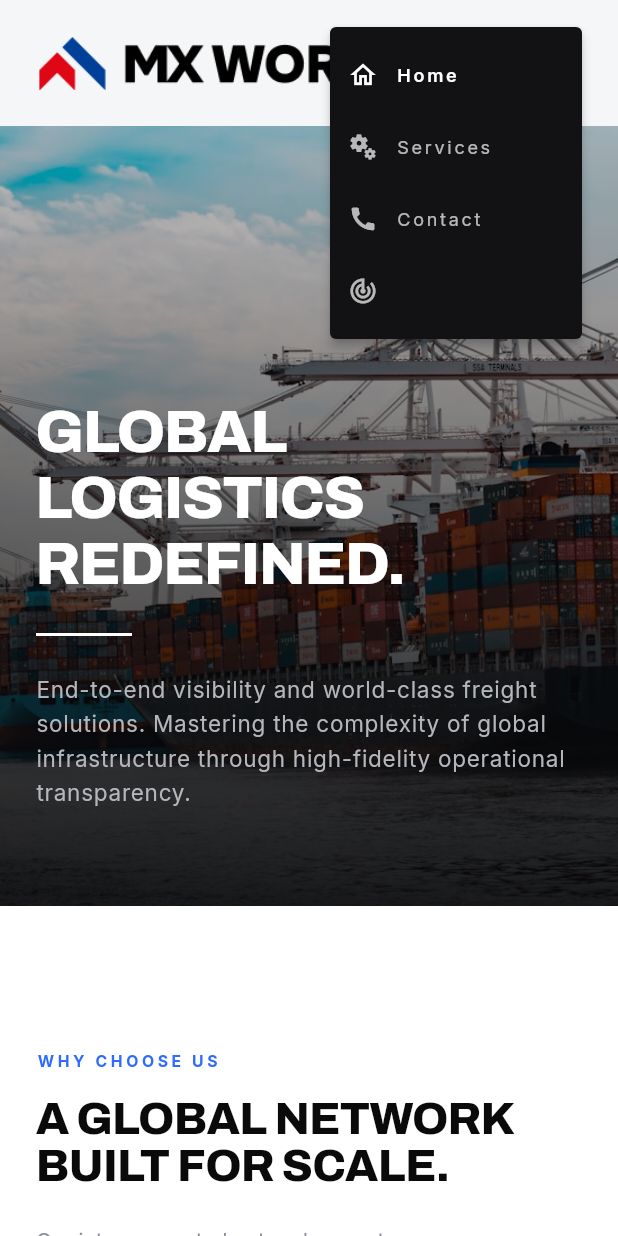
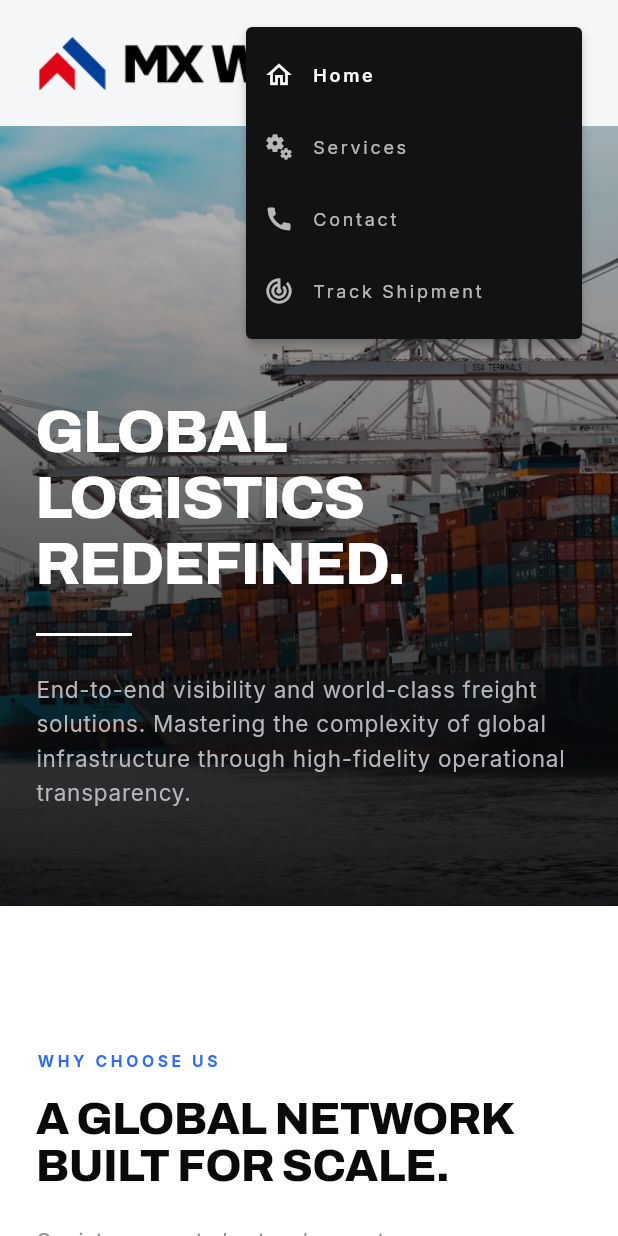
Before and after one commit to SivaRamana-H-V/MX-World, a Flutter app: the screen it shows after launch, after a tap on the "menu" icon, on a phone screen of 412 x 824 dp. Run offline on Flutter 3.47's test engine with Material 3 defaults, Android fonts, the phone set to English and light mode, and no system bars; our stand-ins replace flutter_riverpod, go_router, google_fonts, hive_flutter; accounts and stored records are empty.

Commit message:
refactor: Replace CustomScrollView with SingleChildScrollView in AppShell and update MxPageScaffold layout

```diff
--- a/lib/views/widgets/common/app_shell.dart
+++ b/lib/views/widgets/common/app_shell.dart
@@ -51,9 +51,7 @@
                     _scrollOffset.value = n.metrics.pixels;
                     return false;
                   },
-                  child: CustomScrollView(
-                    slivers: <Widget>[
-                      SliverToBoxAdapter(
+                  child: SingleChildScrollView(
                     child: Column(
                       mainAxisSize: MainAxisSize.min,
                       crossAxisAlignment: CrossAxisAlignment.stretch,
@@ -62,8 +60,6 @@
                         const MxFooter(),
                       ],
                     ),
-                      ),
-                    ],
                   ),
                 ),
               ),
--- a/lib/views/widgets/common/mx_nav_bar.dart
+++ b/lib/views/widgets/common/mx_nav_bar.dart
@@ -79,6 +79,8 @@
       return 'Services';
     case '/contact':
       return 'Contact';
+    case '/':
+      return 'Track Shipment';
     default:
       return '';
   }
--- a/lib/views/widgets/common/mx_page_scaffold.dart
+++ b/lib/views/widgets/common/mx_page_scaffold.dart
@@ -4,8 +4,8 @@
 
 /// Stacks page sections vertically inside the [AppShell] scroll view.
 ///
-/// Uses a non-flex layout so section overflow (handled by the parent scroll
-/// view) never triggers a RenderFlex overflow assertion.
+/// A plain [Column] — the parent `SliverFillRemaining(hasScrollBody: true)`
+/// provides unbounded main-axis constraints, so the Column never overflows.
 class MxPageScaffold extends StatelessWidget {
   const MxPageScaffold({super.key, required this.sections});
 
@@ -13,7 +13,9 @@
 
   @override
   Widget build(BuildContext context) {
-    return ListBody(
+    return Column(
+      mainAxisSize: MainAxisSize.min,
+      crossAxisAlignment: CrossAxisAlignment.stretch,
       children: sections,
     );
   }
```
Lines whose indentation alone changed are shown as unchanged.
